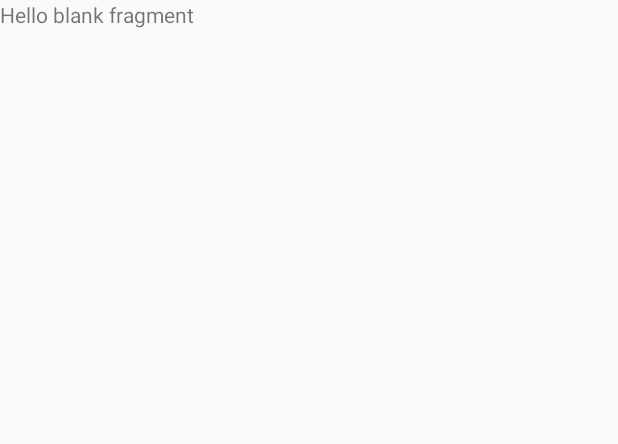
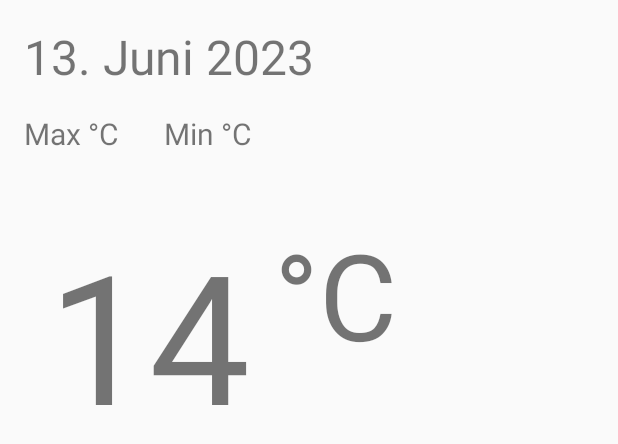
Before and after one commit to JuliaAbramenko/WeatherApp, an Android app: the layout fragment_today_weather.xml on its own in the app's theme, with its tools: preview values and no code run, on a phone screen of 412 x 824 dp. Shown: the top 444 px of the screen. Run offline under Robolectric (Android 15) with nearby library versions, the phone set to English and light mode, and no system bars; network calls fail.

Commit message:
added fragments as well as general list item entry for 10 days forecast overview (WIP)

```diff
--- a/app/src/main/res/layout/fragment_today_weather.xml
+++ b/app/src/main/res/layout/fragment_today_weather.xml
@@ -1,14 +1,72 @@
 <?xml version="1.0" encoding="utf-8"?>
-<FrameLayout xmlns:android="http://schemas.android.com/apk/res/android"
-    xmlns:tools="http://schemas.android.com/tools"
+<layout xmlns:android="http://schemas.android.com/apk/res/android"
+    xmlns:app="http://schemas.android.com/apk/res-auto"
+    xmlns:tools="http://schemas.android.com/tools">
+
+<FrameLayout
     android:layout_width="match_parent"
     android:layout_height="match_parent"
     tools:context=".presentation.fragments.TodayWeatherFragment">
 
-    <!-- TODO: Update blank fragment layout -->
-    <TextView
+    <androidx.constraintlayout.widget.ConstraintLayout
         android:layout_width="match_parent"
         android:layout_height="match_parent"
-        android:text="@string/hello_blank_fragment" />
+        >
+
+        <TextView
+            android:id="@+id/todayWeatherDateTitle"
+            android:layout_width="match_parent"
+            android:layout_height="wrap_content"
+            android:layout_margin="16dp"
+            android:textSize="32sp"
+            android:text="13. Juni 2023"
+            app:layout_constraintStart_toStartOf="parent"
+            app:layout_constraintTop_toTopOf="parent" />
+
+        <TextView
+            android:id="@+id/todayWeatherMaxTemp"
+            android:layout_width="77dp"
+            android:layout_height="35dp"
+            android:layout_margin="16dp"
+            android:layout_marginTop="8dp"
+            android:text="Max °C"
+            android:textSize="20sp"
+            app:layout_constraintStart_toStartOf="parent"
+            app:layout_constraintTop_toBottomOf="@+id/todayWeatherDateTitle" />
+
+        <TextView
+            android:id="@+id/todayWeatherMinTemp"
+            android:layout_width="77dp"
+            android:layout_height="35dp"
+            android:layout_margin="16dp"
+            android:layout_marginTop="16dp"
+            android:text="Min °C"
+            android:textSize="20sp"
+            app:layout_constraintStart_toEndOf="@+id/todayWeatherMaxTemp"
+            app:layout_constraintTop_toBottomOf="@+id/todayWeatherDateTitle" />
+
+        <TextView
+            android:id="@+id/todayWeatherCurrentTemp"
+            android:layout_width="wrap_content"
+            android:layout_height="wrap_content"
+            android:layout_margin="32dp"
+            android:text="14"
+            android:textSize="120sp"
+            app:layout_constraintStart_toStartOf="parent"
+            app:layout_constraintTop_toBottomOf="@+id/todayWeatherMaxTemp" />
+
+        <TextView
+            android:id="@+id/todayWeatherCurrentCelsius"
+            android:layout_width="wrap_content"
+            android:layout_height="wrap_content"
+            android:layout_marginStart="16dp"
+            android:text="°C"
+            android:textSize="80sp"
+            app:layout_constraintStart_toEndOf="@+id/todayWeatherCurrentTemp"
+            app:layout_constraintTop_toTopOf="@+id/todayWeatherCurrentTemp" />
+
+    </androidx.constraintlayout.widget.ConstraintLayout>
 
 </FrameLayout>
+
+</layout>
```
Also changed, not shown: app/src/main/res/layout/daily_weather_list_item.xml (added, +73 -0 lines), app/src/main/res/layout/fragment_ten_days_weather.xml (+4 -3 lines).
